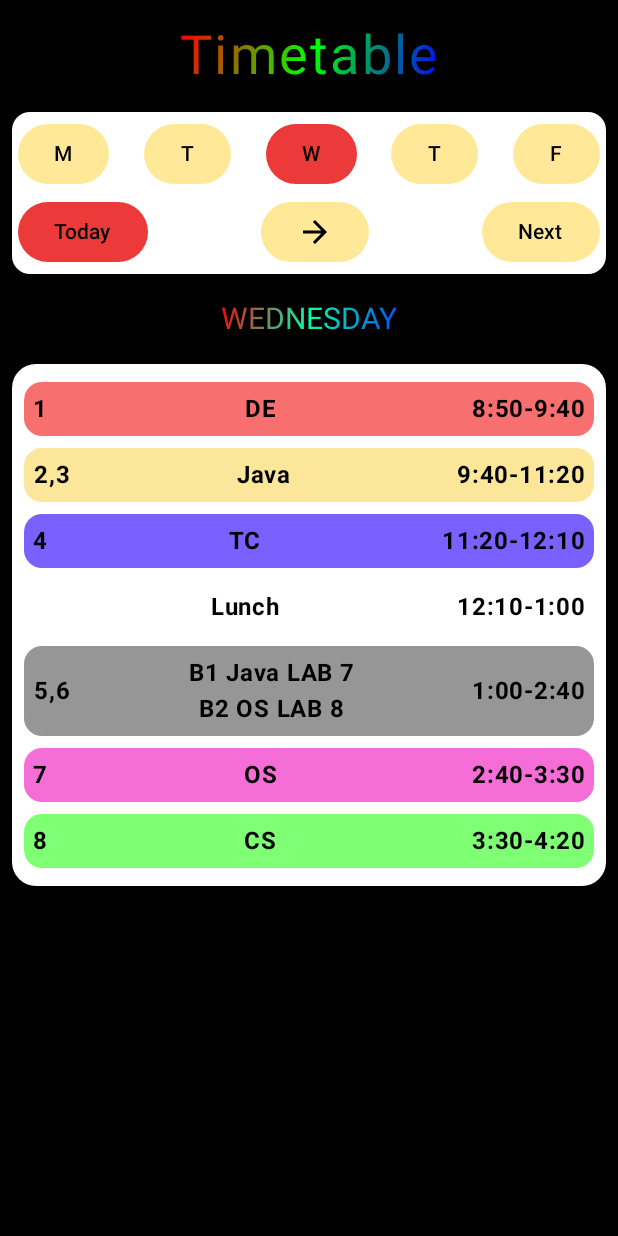
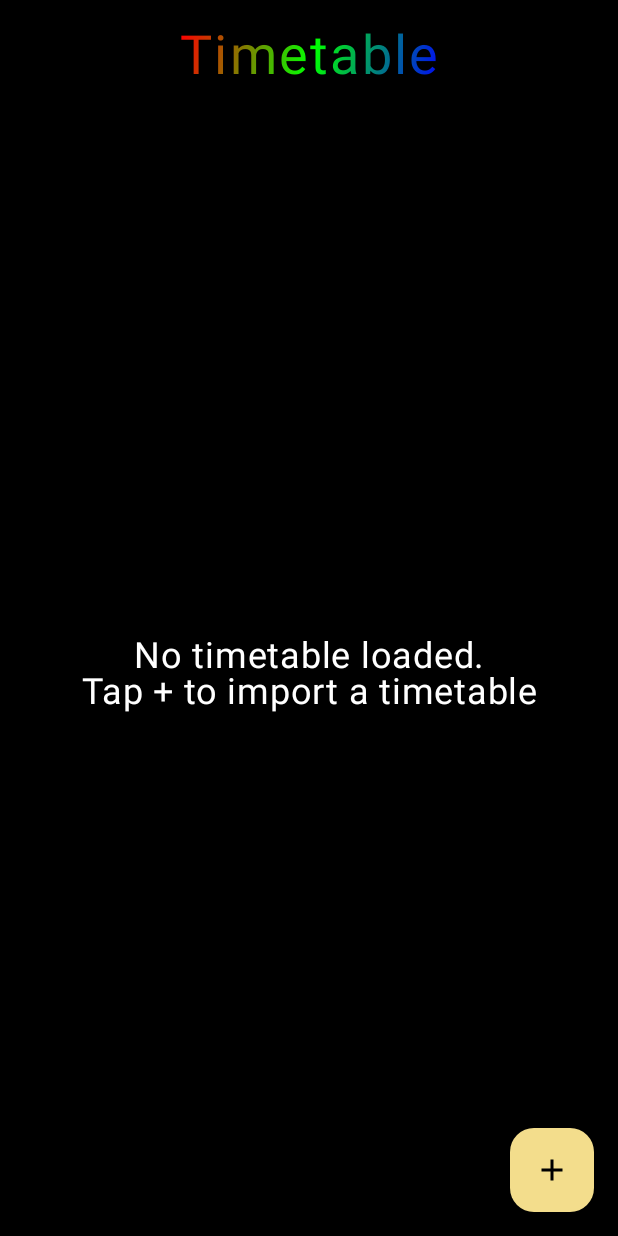
Before and after one commit to Robin-Kumar-rk/Lectures, an Android app built with Jetpack Compose: the screen it shows after launch (MainActivity), on a phone screen of 412 x 824 dp. Run offline under Robolectric (Android 15) with nearby library versions, the phone set to English and light mode, and no system bars.

Commit message:
feat: allow pasting timetable JSON, improved dialog UI, removed file import

```diff
--- a/app/build.gradle.kts
+++ b/app/build.gradle.kts
@@ -56,4 +56,5 @@ dependencies {
     androidTestImplementation(libs.androidx.ui.test.junit4)
     debugImplementation(libs.androidx.ui.tooling)
     debugImplementation(libs.androidx.ui.test.manifest)
+    implementation("com.google.code.gson:gson:2.11.0")
 }
--- a/app/src/main/java/com/example/lectures/Buttons.kt
+++ b/app/src/main/java/com/example/lectures/Buttons.kt
@@ -17,8 +17,8 @@ import kotlin.let
 import kotlin.text.first
 import kotlin.toString
 
-private val selectedColor = Color(0xFFEC3939)
-private val buttonColor = Color(0xF3FFE893)
+val selectedColor = Color(0xFFEC3939)
+val buttonColor = Color(0xF3FFE893)
 
 @Composable
 fun Buttons(onOptionSelected: (String) -> Unit, selectedOption: String, currDay: String) {
@@ -56,21 +56,6 @@ fun Buttons(onOptionSelected: (String) -> Unit, selectedOption: String, currDay:
                     isSelected = selectedOption == currDay,
                     onClick = { onOptionSelected(currDay) }
                 )
-
-                // Next button with arrow
-                Button(
-                    onClick = { onOptionSelected(nextDay[selectedOption].toString()) },
-                    colors = ButtonDefaults.buttonColors(
-                        containerColor = if (selectedOption == nextDay[selectedOption]) selectedColor else buttonColor,
-                        contentColor = MaterialTheme.colorScheme.onSecondary
-                    )
-                ) {
-                    Icon(
-                        imageVector = Icons.AutoMirrored.Filled.ArrowForward,
-                        contentDescription = "Next Day",
-                        tint = Color.Black
-                    )
-                }
 
                 // Next day button
                 NavigationButton(
@@ -118,27 +103,17 @@ private fun NavigationButton(
 }
 
 @Composable
-fun SpecialButton(dayName: String) {
+fun SpecialDay(dayName: String) {
     Spacer(modifier = Modifier.padding(16.dp))
-    var text by remember { mutableStateOf(dayName) }
-
     Row(
         modifier = Modifier.fillMaxWidth(),
         verticalAlignment = Alignment.CenterVertically,
         horizontalArrangement = Arrangement.Center
     ) {
-        Button(
-            onClick = { text = if (text == dayName) "Moj" else dayName },
-            colors = ButtonDefaults.buttonColors(
-                containerColor = colorResource(R.color.button_default),
-                contentColor = colorResource(R.color.button_selection)
+            Text(
+                text = dayName,
+                style = MaterialTheme.typography.titleLarge,
+                color = Color(0xFFFFFFFF)
             )
-        ) {
-            Text(
-                text = text,
-                style = MaterialTheme.typography.titleLarge,
-                color = Color(0xFF000000)
-            )
-        }
     }
 }
--- a/app/src/main/java/com/example/lectures/CurrentSelection.kt
+++ /dev/null
@@ -1,33 +0,0 @@
-package com.example.lectures
-
-import java.text.SimpleDateFormat
-import java.util.Calendar
-import java.util.Date
-import java.util.Locale
-import kotlin.to
-import kotlin.toString
-
-fun getDefaultSelectedOption(): String {
-    val calendar = Calendar.getInstance()
-    val currentHour = calendar.get(Calendar.HOUR_OF_DAY)
-    val currDay = getCurrentDay()
-    return (if (currentHour >= 17
-        || currDay == "SATURDAY" ||
-        currDay == "SUNDAY") nextDay[currDay] else currDay).toString()
-}
-
-fun getCurrentDay(): String {
-    val dayFormat = SimpleDateFormat("EEEE", Locale.getDefault())
-    val day = dayFormat.format(Date())
-    return day.uppercase()
-}
-
-val nextDay = mapOf(
-    "MONDAY" to "TUESDAY",
-    "TUESDAY" to "WEDNESDAY",
-    "WEDNESDAY" to "THURSDAY",
-    "THURSDAY" to "FRIDAY",
-    "FRIDAY" to "MONDAY",
-    "SATURDAY" to "MONDAY",
-    "SUNDAY" to "MONDAY"
-)
--- a/app/src/main/java/com/example/lectures/HomeView.kt
+++ b/app/src/main/java/com/example/lectures/HomeView.kt
@@ -6,6 +6,8 @@ import androidx.compose.foundation.layout.*
 import androidx.compose.foundation.lazy.LazyColumn
 import androidx.compose.foundation.lazy.items
 import androidx.compose.foundation.shape.RoundedCornerShape
+import androidx.compose.material.icons.Icons
+import androidx.compose.material.icons.filled.Add
 import androidx.compose.material3.*
 import androidx.compose.runtime.*
 import androidx.compose.ui.Alignment
@@ -18,19 +20,29 @@ import androidx.compose.ui.text.font.FontWeight
 import androidx.compose.ui.text.style.TextAlign
 import androidx.compose.ui.unit.dp
 import androidx.compose.ui.unit.sp
-import com.example.lectures.data.Graph
-import com.example.lectures.models.Lecture
+import com.example.lectures.data.TimetableData
 import kotlin.collections.isNotEmpty
 
 @SuppressLint("UnusedMaterial3ScaffoldPaddingParameter")
 @Composable
 fun HomeView(
-    currentDateState: MutableState<String>
+    currentDateState: MutableState<String>,
+    currentTimetable: TimetableData?,
+    onPasteTimetable: () -> Unit
 ) {
     var selectedOptionState by remember { mutableStateOf(getDefaultSelectedOption()) }
 
     Scaffold(
-        containerColor = Color.Black
+        containerColor = Color.Black,
+        floatingActionButton = {
+            FloatingActionButton(
+                onClick = onPasteTimetable,
+                containerColor = buttonColor,
+                contentColor = Color.Black
+            ) {
+                Icon(Icons.Filled.Add, "Add")
+            }
+        },
     ) {
         Column(
             modifier = Modifier
@@ -41,9 +53,22 @@ fun HomeView(
         ) {
             Title()
 
+            if (currentTimetable == null) {
+                Box(
+                    modifier = Modifier.fillMaxSize(),
+                    contentAlignment = Alignment.Center
+                ) {
+                    Text(
+                        text = "No timetable loaded.\nTap + to import a timetable",
+                        color = Color.White,
+                        textAlign = TextAlign.Center,
+                        fontSize = 24.sp
+                    )
+                }
+            } else {
                 Buttons({ selectedOptionState = it }, selectedOptionState, currentDateState.value)
 
-            val lectureList = Graph.lectures[selectedOptionState] ?: emptyList()
+                val lectureList = currentTimetable.lectures[selectedOptionState] ?: emptyList()
 
                 Spacer(modifier = Modifier.padding(8.dp))
 
@@ -65,7 +90,7 @@ fun HomeView(
                 )
 
                 if (selectedOptionState == "SATURDAY" || selectedOptionState == "SUNDAY") {
-                SpecialButton(dayName = selectedOptionState)
+                    SpecialDay(dayName = selectedOptionState)
                 }
 
                 Spacer(modifier = Modifier.padding(8.dp))
@@ -82,7 +107,13 @@ fun HomeView(
                             .clip(RoundedCornerShape(16.dp))
                     ) {
                         items(lectureList) { lecture ->
-                        LectureCard(lecture = lecture)
+                            LectureCard(
+                                period = lecture[0],
+                                subject = lecture[1],
+                                time = currentTimetable.timeSlots[lecture[2]] ?: lecture[2],
+                                subjectColor = currentTimetable.subjects[lecture[1]] ?: "0xFFFFFFFF"
+                            )
+                        }
                     }
                 }
             }
@@ -91,14 +122,18 @@ fun HomeView(
 }
 
 @Composable
-fun LectureCard(lecture: Lecture) {
+fun LectureCard(period: String, subject: String, time: String, subjectColor: String) {
     Card(
         modifier = Modifier
             .fillMaxWidth()
             .padding(vertical = 4.dp),
         shape = RoundedCornerShape(12.dp),
         colors = CardDefaults.cardColors(
-            containerColor = Graph.getColorForSubject(lecture.lectureName)
+            containerColor = try {
+                Color(subjectColor.toLong(16))
+            } catch (e: Exception) {
+                Color.White
+            }
         ),
     ) {
         Row(
@@ -109,19 +144,19 @@ fun LectureCard(lecture: Lecture) {
             verticalAlignment = Alignment.CenterVertically
         ) {
             Text(
-                text = lecture.period,
+                text = period,
                 textAlign = TextAlign.Center,
                 color = Color.Black,
                 fontWeight = FontWeight.W700
             )
             Text(
-                text = lecture.lectureName,
+                text = subject,
                 textAlign = TextAlign.Center,
                 color = Color.Black,
                 fontWeight = FontWeight.W700
             )
             Text(
-                text = lecture.time,
+                text = time,
                 textAlign = TextAlign.Center,
                 color = Color.Black,
                 fontWeight = FontWeight.W700
--- a/app/src/main/java/com/example/lectures/MainActivity.kt
+++ b/app/src/main/java/com/example/lectures/MainActivity.kt
@@ -5,27 +5,33 @@ import android.content.Context
 import android.content.Intent
 import android.content.IntentFilter
 import android.os.Bundle
+import android.widget.Toast
 import androidx.activity.ComponentActivity
 import androidx.activity.compose.setContent
 import androidx.activity.enableEdgeToEdge
 import androidx.compose.foundation.layout.fillMaxSize
-import androidx.compose.foundation.layout.padding
 import androidx.compose.material3.MaterialTheme
-import androidx.compose.material3.Scaffold
 import androidx.compose.material3.Surface
-import androidx.compose.material3.Text
-import androidx.compose.runtime.Composable
-import androidx.compose.runtime.mutableStateOf
+import androidx.compose.runtime.*
 import androidx.compose.ui.Modifier
-import androidx.compose.ui.tooling.preview.Preview
+import com.example.lectures.data.TimetableData
+import com.example.lectures.data.TimetableManager
 import com.example.lectures.ui.theme.LecturesTheme
+import com.google.gson.Gson
 
 class MainActivity : ComponentActivity() {
     private lateinit var dateChangeReceiver: BroadcastReceiver
+    private lateinit var timetableManager: TimetableManager
     private val currentDateState = mutableStateOf(getCurrentDay())
+    private val currentTimetableState = mutableStateOf<TimetableData?>(null)
+    private val showPasteDialog = mutableStateOf(false)
+
     override fun onCreate(savedInstanceState: Bundle?) {
         super.onCreate(savedInstanceState)
         enableEdgeToEdge()
+
+        timetableManager = TimetableManager(this)
+        currentTimetableState.value = timetableManager.getCurrentTimetable()
 
         dateChangeReceiver = object : BroadcastReceiver() {
             override fun onReceive(context: Context?, intent: Intent?) {
@@ -39,7 +45,27 @@ class MainActivity : ComponentActivity() {
                     modifier = Modifier.fillMaxSize(),
                     color = MaterialTheme.colorScheme.background
                 ) {
-                    HomeView(currentDateState = currentDateState)
+                    HomeView(
+                        currentDateState = currentDateState,
+                        currentTimetable = currentTimetableState.value,
+                        onPasteTimetable = { showPasteDialog.value = true }
+                    )
+                    if (showPasteDialog.value) {
+                        PasteJsonDialog(
+                            onPaste = { json ->
+                                try {
+                                    val timetableData = Gson().fromJson(json, TimetableData::class.java)
+                                    timetableManager.saveTimetableFromData(timetableData)
+                                    currentTimetableState.value = timetableData
+                                    Toast.makeText(this, "Timetable updated!", Toast.LENGTH_SHORT).show()
+                                    showPasteDialog.value = false
+                                } catch (e: Exception) {
+                                    Toast.makeText(this, "Invalid JSON!", Toast.LENGTH_LONG).show()
+                                }
+                            },
+                            onDismiss = { showPasteDialog.value = false }
+                        )
+                    }
                 }
             }
         }
@@ -55,10 +81,6 @@ class MainActivity : ComponentActivity() {
 
     override fun onStop() {
         super.onStop()
-        try {
-            unregisterReceiver(dateChangeReceiver)
-        } catch (e: Exception) {
-            // Ignore receiver not registered error
-        }
+        finishAffinity()
     }
 }
--- /dev/null
+++ b/app/src/main/java/com/example/lectures/Utils.kt
@@ -0,0 +1,34 @@
+package com.example.lectures
+
+
+import java.text.SimpleDateFormat
+import java.util.Calendar
+import java.util.Date
+import java.util.Locale
+import kotlin.to
+import kotlin.toString
+
+fun getDefaultSelectedOption(): String {
+    val calendar = Calendar.getInstance()
+    val currentHour = calendar.get(Calendar.HOUR_OF_DAY)
+    val currDay = getCurrentDay()
+    return (if (currentHour >= 17
+        || currDay == "SATURDAY" ||
+        currDay == "SUNDAY") nextDay[currDay] else currDay).toString()
+}
+
+fun getCurrentDay(): String {
+    val dayFormat = SimpleDateFormat("EEEE", Locale.getDefault())
+    val day = dayFormat.format(Date())
+    return day.uppercase()
+}
+
+val nextDay = mapOf(
+    "MONDAY" to "TUESDAY",
+    "TUESDAY" to "WEDNESDAY",
+    "WEDNESDAY" to "THURSDAY",
+    "THURSDAY" to "FRIDAY",
+    "FRIDAY" to "MONDAY",
+    "SATURDAY" to "MONDAY",
+    "SUNDAY" to "MONDAY"
+)
--- a/app/src/main/java/com/example/lectures/data/LecturesData.kt
+++ /dev/null
@@ -1,96 +0,0 @@
-package com.example.lectures.data
-
-
-import androidx.compose.ui.graphics.Color
-import com.example.lectures.models.Lecture
-
-
-object Graph {
-    val a = "8:50-9:40"
-//    val b = "9:40-10:30"
-    val c = "10:30-11:20"
-    val d = "11:20-12:10"
-    val e = "12:10-1:00"
-    val f = "1:00-1:50"
-//    val g = "1:50-2:40"
-    val h = "2:40-3:30"
-    val i = "3:30-4:20"
-    val ab = "8:50-10:30"
-    val cd = "10:30-12:10"
-    val bc = "9:40-11:20"
-//    val de = "11:20-1:00"
-    val gh = "1:50-3:30"
-    val hi = "2:40-4:20"
-    val fg = "1:00-2:40"
-
-    val tafl = "TAFL"
-    val tc = "TC"
-    val os = "OS"
-    val java = "Java"
-    val dl = "DE"
-    val cs = "CS"
-    val lab1 = "B1 OS LAB 7\nB2 CS LAB 8"
-    val lab2 = "B1 Java LAB 7\nB2 OS LAB 8"
-    val lab3 = "B1 CS LAB 8\nB2 Java LAB 7"
-    val lunch = "Lunch"
-//    val library = "Library"
-//    val sports = "Sports"
-
-     val subjectColorMap = mapOf(
-        tafl to "0xFF76FCFC",
-        tc to "0xFF7A61FF",
-        os to "0xFFF56DD7",
-        java to "0xFFFCE699",
-        dl to "0xFFF86F6F",
-        cs to "0xFF7EFF74",
-        lab1 to "0xFF969696",
-        lab2 to "0xFF969696",
-        lab3 to "0xFF969696"
-    )
-
-    fun getColorForSubject(subject: String): Color {
-        val hexColor = subjectColorMap[subject] ?: "0xFFFFFFFF"
-        val colorValue = hexColor.substring(2).toLong(16)
-        return Color(colorValue)
-    }
-
-    val lectures =  mapOf(
-        "MONDAY" to listOf(
-            Lecture(period = "1,2", lectureName = os, time = ab),
-            Lecture(period = "3", lectureName = tc, time = c),
-            Lecture(period = "4", lectureName = dl, time = d),
-        ),
-        "TUESDAY" to listOf(
-            Lecture(period = "1", lectureName = tc, time = a),
-            Lecture(period = "2,3", lectureName = java, time = bc),
-            Lecture(period = "4", lectureName = cs, time = d),
-            Lecture(period = "", lectureName = lunch, time = e),
-            Lecture(period = "5,6", lectureName = lab1, time = fg),
-            Lecture(period = "7,8", lectureName = tafl, time = hi),
-
-        ),
-        "WEDNESDAY" to listOf(
-            Lecture(period = "1", lectureName = dl, time = a),
-            Lecture(period = "2,3", lectureName = java, time = bc),
-            Lecture(period = "4", lectureName = tc, time = d),
-            Lecture(period = "", lectureName = lunch, time = e),
-            Lecture(period = "5,6", lectureName = lab2, time = fg),
-            Lecture(period = "7", lectureName = os, time = h),
-            Lecture(period = "8", lectureName = cs, time = i)
-        ),
-        "THURSDAY" to listOf(
-            Lecture(period = "1,2", lectureName = lab3, time = ab),
-            Lecture(period = "3,4", lectureName = tafl, time = cd),
-            Lecture(period = "", lectureName = lunch, time = e),
-            Lecture(period = "5", lectureName = java, time = f),
-            Lecture(period = "6,7", lectureName = dl, time = gh),
-            Lecture(period = "8", lectureName = os, time = i),
-        ),
-        "FRIDAY" to listOf(
-            Lecture(period = "1,2", lectureName = tafl, time = ab),
-            Lecture(period = "3", lectureName = cs, time = c),
-            Lecture(period = "4", lectureName = dl, time = d),
-        )
-    )
-
-}
--- /dev/null
+++ b/app/src/main/java/com/example/lectures/data/TimetableManager.kt
@@ -0,0 +1,35 @@
+package com.example.lectures.data
+
+import android.content.Context
+import android.net.Uri
+import com.google.gson.Gson
+import com.google.gson.reflect.TypeToken
+import java.io.File
+import java.io.FileOutputStream
+import java.io.InputStreamReader
+
+class TimetableManager(private val context: Context) {
+    private val gson = Gson()
+    private val timetableFile: File
+        get() = File(context.filesDir, "current_timetable.json")
+
+
+    fun saveTimetableFromData(timetableData: TimetableData) {
+        FileOutputStream(timetableFile).use { outputStream ->
+            outputStream.write(gson.toJson(timetableData).toByteArray())
+        }
+    }
+
+    fun getCurrentTimetable(): TimetableData? {
+        return try {
+            if (timetableFile.exists()) {
+                val json = timetableFile.readText()
+                gson.fromJson<TimetableData>(json, object : TypeToken<TimetableData>() {}.type)
+            } else {
+                null
+            }
+        } catch (e: Exception) {
+            null
+        }
+    }
+}
--- a/app/src/main/java/com/example/lectures/models/Lecture.kt
+++ /dev/null
@@ -1,7 +0,0 @@
-package com.example.lectures.models
-
-data class Lecture(
-    val period: String,
-    val lectureName: String,
-    val time: String
-)
```
Also changed, not shown: app/src/main/AndroidManifest.xml (+8 -0 lines), app/src/main/java/com/example/lectures/PasteJsonDialog.kt (added, +85 -0 lines), app/src/main/java/com/example/lectures/data/TimetableData.kt (added, +7 -0 lines), 2 other files. Lines whose indentation alone changed are shown as unchanged.
